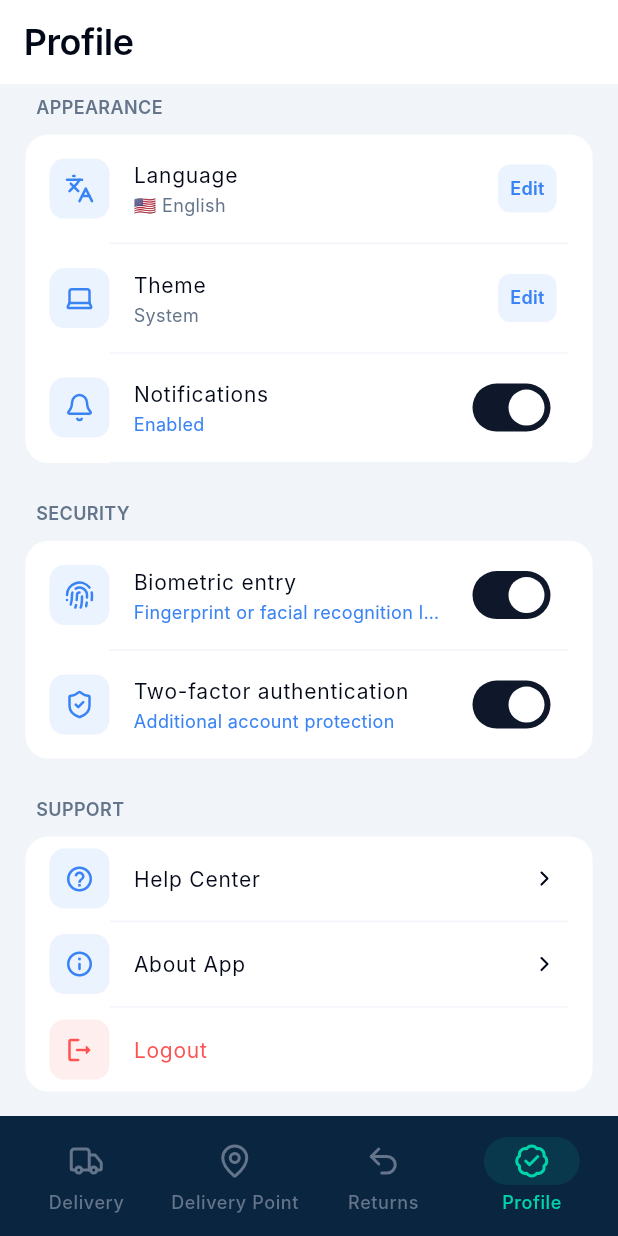
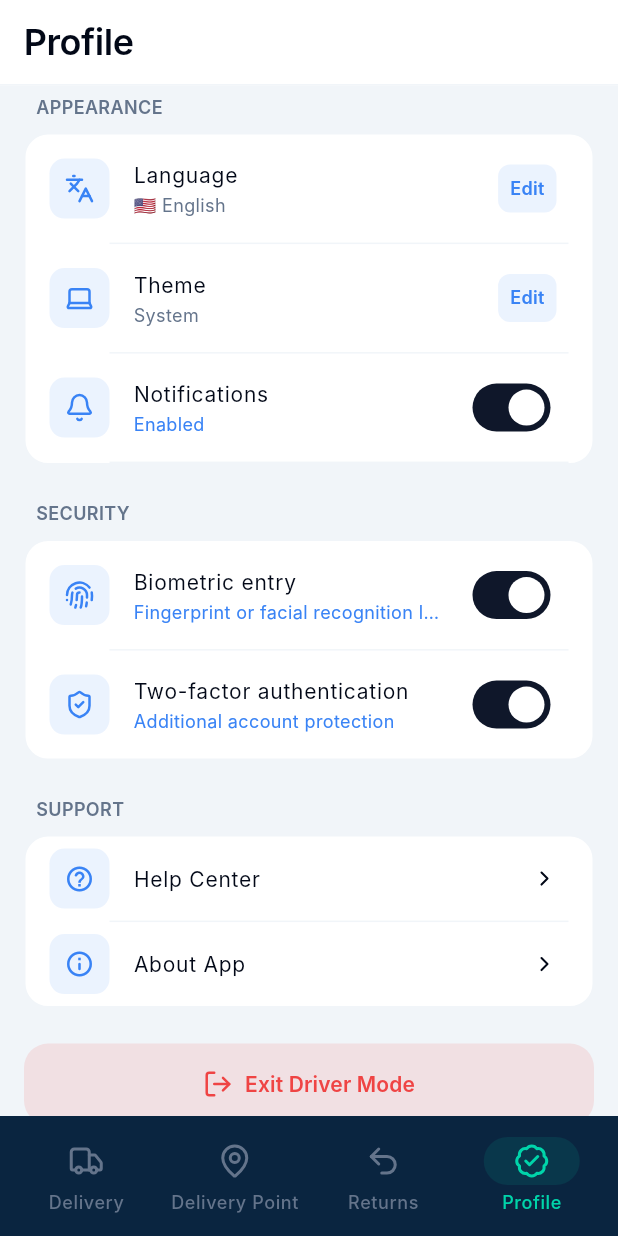
Before and after one commit to MironAlikc/texa_core, a Flutter app: the DriverProfileScreen screen opened by its route, scrolled down 628 dp, on a phone screen of 412 x 824 dp. Run offline on Flutter 3.47's test engine with Material 3 defaults, Android fonts, the phone set to English and light mode, and no system bars; our stand-ins replace cached_network_image, flutter_bloc, flutter_secure_storage, get_it, go_router, injectable and 2 more; accounts and stored records are empty; Roboto replaces fonts that are missing (Inter).

Commit message:
feat: exit driver mode button

```diff
--- a/lib/features/driver/presentation/driver_profile/presentation/driver_profile_screen.dart
+++ b/lib/features/driver/presentation/driver_profile/presentation/driver_profile_screen.dart
@@ -12,6 +12,7 @@ import 'package:texa_core/core/theme/app_typography.dart';
 import 'package:texa_core/core/theme/theme_cubit/theme_cubit.dart';
 import 'package:texa_core/core/widgets/buttons/app_switch.dart';
 import 'package:texa_core/core/widgets/buttons/app_text_button.dart';
+import 'package:texa_core/core/widgets/buttons/primary_button.dart';
 import 'package:texa_core/core/widgets/icons/icon_container.dart';
 import 'package:texa_core/features/driver/presentation/driver_profile/presentation/components/driver_stats_grid.dart';
 import 'package:texa_core/features/driver/presentation/driver_profile/presentation/components/driver_status_card.dart';
@@ -275,7 +276,7 @@ class _DriverProfileScreenState extends State<DriverProfileScreen> {
             ],
           ),
 
-          const SizedBox(height: AppSizes.large),
+          AppSizes.large.verticalBox,
 
           _buildHeader(localizations.support, colors),
           ProfileSection(
@@ -292,19 +293,31 @@ class _DriverProfileScreenState extends State<DriverProfileScreen> {
                 title: 'About App',
                 onTap: () {},
                 colors: colors,
+                showDivider: false,
               ),
-              _ProfileTile(
-                icon: Icons.logout_rounded,
-                title: 'Logout',
-                titleColor: Colors.redAccent,
-                iconColor: Colors.redAccent,
-                hideChevron: true,
-                showDivider: false,
-                onTap: () {},
-                colors: colors,
-              ),
+              // _ProfileTile(
+              //   icon: Icons.logout_rounded,
+              //   title: 'Logout',
+              //   titleColor: Colors.redAccent,
+              //   iconColor: Colors.redAccent,
+              //   hideChevron: true,
+              //   showDivider: false,
+              //   onTap: () {},
+              //   colors: colors,
+              // ),
             ],
           ),
+
+          AppSizes.large.verticalBox,
+
+          PrimaryButton(
+            title: 'Exit Driver Mode',
+            icon: LucideIcons.logOut,
+            foregroundColor: colors.error,
+            backgroundColor: colors.error.withValues(alpha: 0.12),
+          ),
+
+          AppSizes.extraLarge.verticalBox,
         ],
       ),
     );
```
